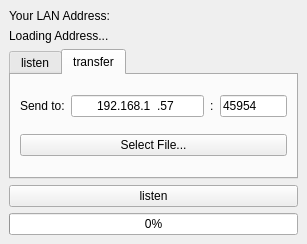
Before: the Qt Designer form src/view/view_gui.ui in LeeDoor/p2ptransfer, drawn with Qt 5.
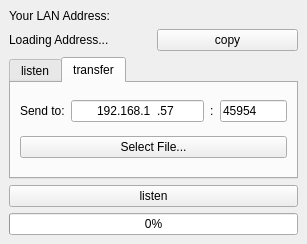
After: the same form once the commit is applied.

Commit message: copy_button

Diff of the .ui file:
```diff
--- a/src/view/view_gui.ui
+++ b/src/view/view_gui.ui
@@ -23,6 +23,8 @@
      </widget>
     </item>
     <item>
+     <layout class="QHBoxLayout" name="addressLayout">
+      <item>
      <widget class="QLabel" name="addressLabel">
       <property name="text">
        <string>Loading Address...</string>
@@ -30,6 +32,15 @@
      </widget>
     </item>
     <item>
+       <widget class="QPushButton" name="copyAddressButton">
+        <property name="text">
+         <string>copy</string>
+        </property>
+       </widget>
+      </item>
+     </layout>
+    </item>
+    <item>
      <widget class="QTabWidget" name="tabWidget">
       <property name="tabPosition">
        <enum>QTabWidget::TabPosition::North</enum>
```
Left out of the diff: 7 changed lines with no effect on the pictures. Lines whose indentation alone changed are shown as unchanged. The commit also changes 3 other files.
